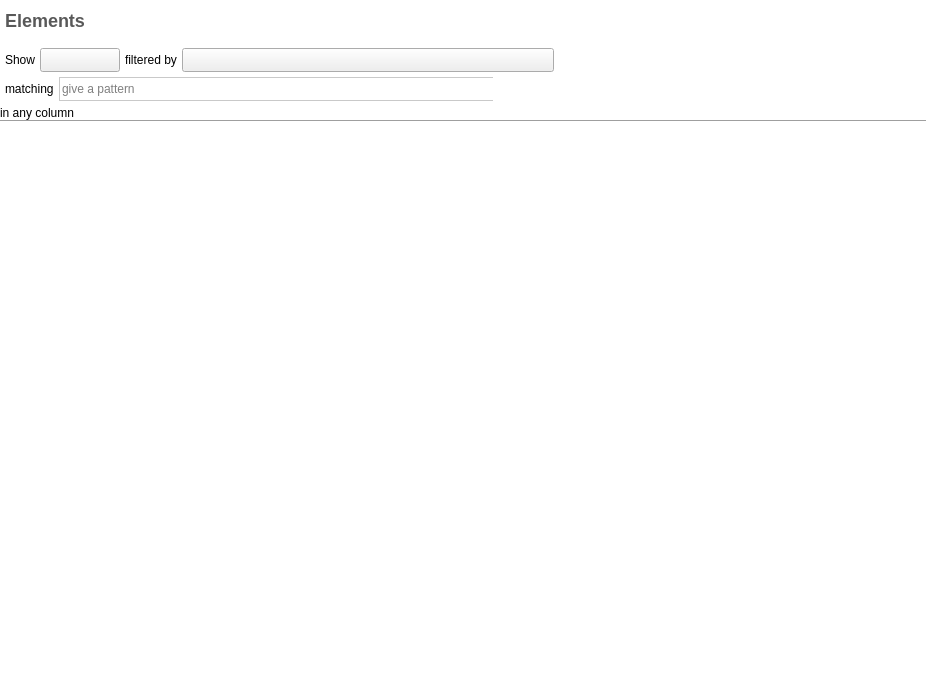
Qt form plugins/view/tableview/TableView.ui (vadivelselvaraj/TulipGLImprovement) before a commit.
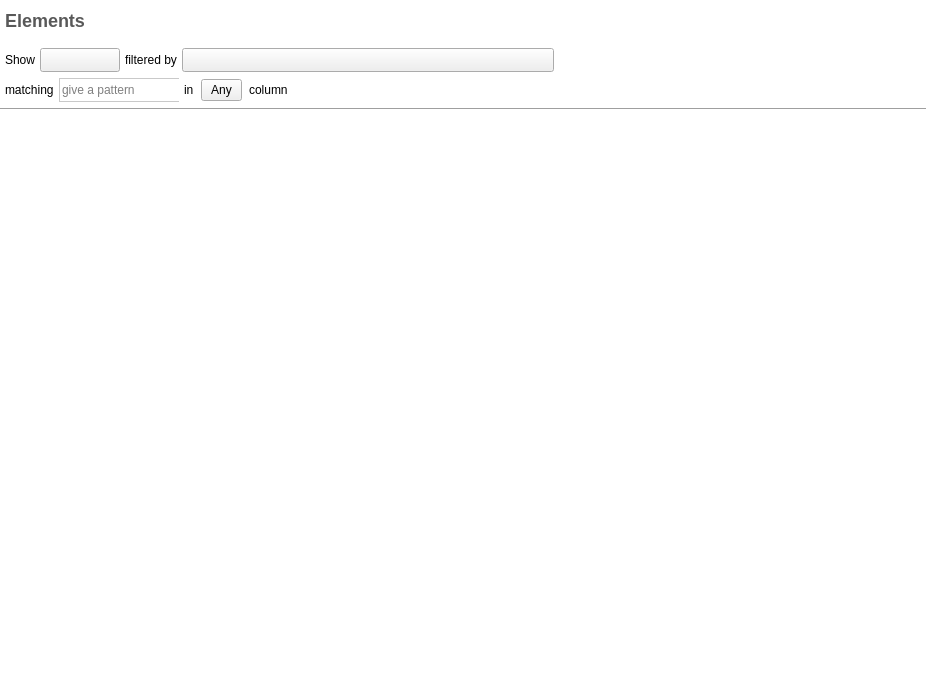
The same form after that commit. Icons and pictures are not drawn. Custom widgets are drawn as their Qt base class.

Commit message: allow to restrict the pattern value search to a given column

What changed in the file:
```diff
--- a/plugins/view/tableview/TableView.ui
+++ b/plugins/view/tableview/TableView.ui
@@ -281,9 +281,15 @@
            </item>
            <item>
             <widget class="ClearableLineEdit" name="filterEdit">
+             <property name="sizePolicy">
+              <sizepolicy hsizetype="Minimum" vsizetype="Fixed">
+               <horstretch>0</horstretch>
+               <verstretch>0</verstretch>
+              </sizepolicy>
+             </property>
              <property name="minimumSize">
               <size>
-               <width>0</width>
+               <width>120</width>
                <height>24</height>
               </size>
              </property>
@@ -300,34 +306,49 @@
              </property>
             </widget>
            </item>
+           <item>
+            <widget class="QLabel" name="label_5">
+             <property name="text">
+              <string>in</string>
+             </property>
+            </widget>
+           </item>
+           <item>
+            <widget class="QPushButton" name="matchPropertyButton">
+             <property name="layoutDirection">
+              <enum>Qt::RightToLeft</enum>
+             </property>
+             <property name="text">
+              <string>Any</string>
+             </property>
+             <property name="icon">
+              <iconset resource="../../../library/tulip-gui/resources/TulipGUIResource.qrc">
+               <normaloff>:/tulip/gui/ui/combobox_arrow.png</normaloff>:/tulip/gui/ui/combobox_arrow.png</iconset>
+             </property>
+            </widget>
+           </item>
+           <item>
+            <widget class="QLabel" name="label_4">
+             <property name="text">
+              <string>column</string>
+             </property>
+            </widget>
+           </item>
            <item>
             <spacer name="horizontalSpacer">
              <property name="orientation">
               <enum>Qt::Horizontal</enum>
              </property>
-             <property name="sizeType">
-              <enum>QSizePolicy::Expanding</enum>
-             </property>
              <property name="sizeHint" stdset="0">
               <size>
                <width>40</width>
-               <height>0</height>
+               <height>20</height>
               </size>
              </property>
             </spacer>
            </item>
           </layout>
          </item>
-         <item>
-          <widget class="QLabel" name="label_4">
-           <property name="text">
-            <string>in any column</string>
-           </property>
-           <property name="margin">
-            <number>5</number>
-           </property>
-          </widget>
-         </item>
          <item>
           <widget class="Line" name="line">
            <property name="orientation">
```
Left out of the diff: 19 changed lines with no effect on the pictures. The commit also changes 3 other files.
